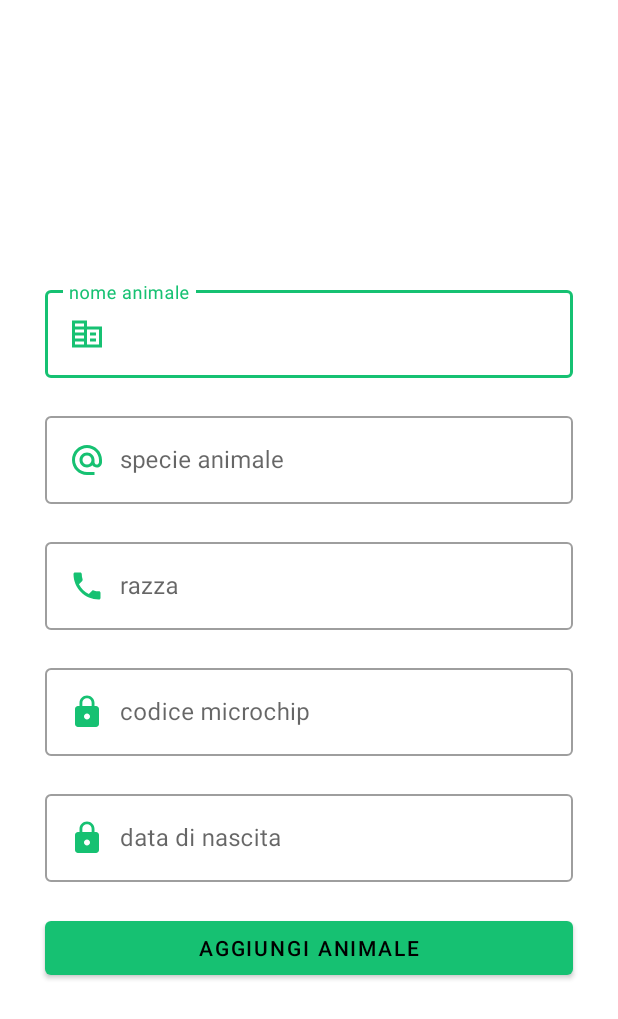
After one commit to DesperateColleagues/AnimalAPP, an Android app: the layout fragment_dialog_add_animal.xml on its own in the app's theme, with its tools: preview values and no code run, on a phone screen of 412 x 824 dp. The commit adds this screen. Shown: the top 1019 px of the screen. Run offline under Robolectric (Android 15) with nearby library versions, the phone set to English and light mode, and no system bars.

Commit message:
Implemented animal registration
-Added dialog to perform animal registration
-Added method to save the animal into Firebase

```diff
--- a/AnimalApp/app/src/main/java/it/uniba/dib/sms22235/activities/registration/fragments/AnimalGridFragment.java
+++ b/AnimalApp/app/src/main/java/it/uniba/dib/sms22235/activities/registration/fragments/AnimalGridFragment.java
@@ -60,13 +60,13 @@ public class AnimalGridFragment extends Fragment {
             mParam2 = getArguments().getString(ARG_PARAM2);
         }
 
-        ArrayList<Animal> a = new ArrayList<>();
+        /*ArrayList<Animal> a = new ArrayList<>();
         Animal a1 = new Animal("Bobby","Cane","Violenza e delusione","01001",1);
         a.add(a1);
         Animal a2 = new Animal("Paco","Cane","La pasta di ammezzzogiorno","01002",1);
         a.add(a2);
         Animal a3 = new Animal("Mira","Gatto","Coccole e cibi di lusso","01003",1);
-        a.add(a3);
+        a.add(a3);*/
 
         LinearLayoutManager lineMan = new LinearLayoutManager(getContext(),LinearLayoutManager.HORIZONTAL,false);
     }
--- a/AnimalApp/app/src/main/java/it/uniba/dib/sms22235/utils/FirebaseNamesUtils.java
+++ b/AnimalApp/app/src/main/java/it/uniba/dib/sms22235/utils/FirebaseNamesUtils.java
@@ -5,6 +5,7 @@ public class FirebaseNamesUtils {
         public static String VETERINARY = "vet";
         public static String COMMON_USER = "cus";
         public static String ORGANIZATION = "org";
+        public static String ANIMAL = "ani";
     }
 
     public static class CollectionsNames {
@@ -20,4 +21,8 @@ public class FirebaseNamesUtils {
         public static String EMAIL = "email";
         public static String USERNAME = "username";
     }
+
+    public static class AnimalFields {
+        public static String MICROCHIP_CODE = "microchipCode";
+    }
 }
--- a/AnimalApp/app/src/main/res/layout/activity_passionate_navigation.xml
+++ b/AnimalApp/app/src/main/res/layout/activity_passionate_navigation.xml
@@ -16,7 +16,7 @@
         app:layout_constraintStart_toStartOf="parent"
         app:layout_constraintTop_toTopOf="parent"
         app:layout_constraintBottom_toTopOf="@+id/nav_view"
-        app:navGraph="@navigation/mobile_navigation" />
+        app:navGraph="@navigation/mobile_passionate_navigation" />
 
     <com.google.android.material.bottomnavigation.BottomNavigationView
         android:id="@+id/nav_view"
@@ -27,7 +27,7 @@
         app:layout_constraintEnd_toEndOf="parent"
         app:layout_constraintHorizontal_bias="0.0"
         app:layout_constraintStart_toStartOf="parent"
-        app:menu="@menu/bottom_nav_menu" />
+        app:menu="@menu/bottom_nav_menu_passionate" />
 
     <com.google.android.material.floatingactionbutton.FloatingActionButton
         android:id="@+id/floatingActionButton"
--- a/AnimalApp/app/src/main/res/layout/activity_registration.xml
+++ b/AnimalApp/app/src/main/res/layout/activity_registration.xml
@@ -12,6 +12,6 @@
         android:layout_width="match_parent"
         android:layout_height="match_parent"
         app:defaultNavHost="true"
-        app:navGraph="@navigation/nav_registration" />
+        app:navGraph="@navigation/registration_navigation" />
 
 </androidx.coordinatorlayout.widget.CoordinatorLayout>
--- /dev/null
+++ b/AnimalApp/app/src/main/res/layout/fragment_dialog_add_animal.xml
@@ -0,0 +1,139 @@
+<?xml version="1.0" encoding="utf-8"?>
+<LinearLayout xmlns:android="http://schemas.android.com/apk/res/android"
+    xmlns:tools="http://schemas.android.com/tools"
+    android:layout_width="match_parent"
+    android:layout_height="wrap_content"
+    android:layout_gravity="center"
+    android:orientation="vertical">
+
+    <com.google.android.material.textfield.TextInputLayout
+        android:layout_width="match_parent"
+        android:layout_height="wrap_content"
+        android:layout_marginLeft="30dp"
+        android:layout_marginRight="30dp"
+        android:layout_marginTop="20dp"
+        android:hint="nome animale"
+        style="@style/Widget.MaterialComponents.TextInputLayout.OutlinedBox">
+
+        <EditText
+            android:id="@+id/txtInputAnimalName"
+            android:layout_width="match_parent"
+            android:layout_height="wrap_content"
+            android:autofillHints=""
+            android:drawableStart="@drawable/ic_baseline_corporate_fare_24"
+            android:drawablePadding="10dp"
+            android:ems="10"
+            android:inputType="textPersonName"
+            android:minHeight="48dp"
+            android:textColorHint="#2E7D32"
+            tools:ignore="SpeakableTextPresentCheck" />
+
+    </com.google.android.material.textfield.TextInputLayout>
+
+    <com.google.android.material.textfield.TextInputLayout
+        android:layout_width="match_parent"
+        android:layout_height="wrap_content"
+        android:layout_marginLeft="30dp"
+        android:layout_marginTop="20dp"
+        android:layout_marginRight="30dp"
+        android:hint="specie animale"
+        style="@style/Widget.MaterialComponents.TextInputLayout.OutlinedBox">
+
+        <EditText
+            android:id="@+id/txtInputAnimalSpecies"
+            android:layout_width="match_parent"
+            android:layout_height="wrap_content"
+            android:autofillHints=""
+            android:drawableStart="@drawable/ic_baseline_alternate_email_24"
+            android:drawablePadding="10dp"
+            android:ems="10"
+            android:inputType="textEmailAddress"
+            android:minHeight="48dp"
+            android:textColorHint="#2E7D32"
+            tools:ignore="SpeakableTextPresentCheck" />
+
+    </com.google.android.material.textfield.TextInputLayout>
+
+    <com.google.android.material.textfield.TextInputLayout
+        android:layout_width="match_parent"
+        android:layout_height="wrap_content"
+        android:layout_marginLeft="30dp"
+        android:layout_marginTop="20dp"
+        android:layout_marginRight="30dp"
+        android:hint="razza"
+        style="@style/Widget.MaterialComponents.TextInputLayout.OutlinedBox">
+
+        <EditText
+            android:id="@+id/txtInputRace"
+            android:layout_width="match_parent"
+            android:layout_height="wrap_content"
+            android:autofillHints=""
+            android:drawableStart="@drawable/ic_baseline_phone_24"
+            android:drawablePadding="10dp"
+            android:ems="10"
+            android:inputType="phone"
+            android:minHeight="48dp"
+            android:textColorHint="#2E7D32"
+            tools:ignore="SpeakableTextPresentCheck" />
+
+    </com.google.android.material.textfield.TextInputLayout>
+
+    <com.google.android.material.textfield.TextInputLayout
+        android:layout_width="match_parent"
+        android:layout_height="wrap_content"
+        android:layout_marginLeft="30dp"
+        android:layout_marginTop="20dp"
+        android:layout_marginRight="30dp"
+        android:hint="codice microchip"
+        style="@style/Widget.MaterialComponents.TextInputLayout.OutlinedBox">
+
+        <EditText
+            android:id="@+id/txtInputMicrochipCode"
+            android:layout_width="match_parent"
+            android:layout_height="wrap_content"
+            android:drawableStart="@drawable/ic_baseline_lock_24"
+            android:drawablePadding="10dp"
+            android:ems="10"
+            android:importantForAutofill="no"
+            android:inputType="textPassword"
+            android:minHeight="48dp"
+            android:textColorHint="#2E7D32"
+            tools:ignore="SpeakableTextPresentCheck" />
+
+    </com.google.android.material.textfield.TextInputLayout>
+
+    <com.google.android.material.textfield.TextInputLayout
+        android:layout_width="match_parent"
+        android:layout_height="wrap_content"
+        android:layout_marginLeft="30dp"
+        android:layout_marginTop="20dp"
+        android:layout_marginRight="30dp"
+        android:hint="data di nascita"
+        style="@style/Widget.MaterialComponents.TextInputLayout.OutlinedBox">
+
+        <EditText
+            android:id="@+id/txtInputBirthDate"
+            android:layout_width="match_parent"
+            android:layout_height="wrap_content"
+            android:drawableStart="@drawable/ic_baseline_lock_24"
+            android:drawablePadding="10dp"
+            android:ems="10"
+            android:importantForAutofill="no"
+            android:inputType="date"
+            android:minHeight="48dp"
+            android:textColorHint="#2E7D32"
+            tools:ignore="SpeakableTextPresentCheck" />
+
+    </com.google.android.material.textfield.TextInputLayout>
+
+    <Button
+        android:id="@+id/btnConfirmAnimalRegistration"
+        android:layout_width="match_parent"
+        android:layout_height="wrap_content"
+        android:layout_marginLeft="30dp"
+        android:layout_marginTop="20dp"
+        android:layout_marginRight="30dp"
+        android:onClick="btnRegisterAction"
+        android:text="@string/aggiungi_animale" />
+
+</LinearLayout>
--- a/AnimalApp/app/src/main/res/menu/bottom_nav_menu.xml
+++ b/AnimalApp/app/src/main/res/menu/bottom_nav_menu_passionate.xml
@@ -2,17 +2,17 @@
 <menu xmlns:android="http://schemas.android.com/apk/res/android">
 
     <item
-        android:id="@+id/navigation_home"
+        android:id="@+id/passionate_profile"
         android:icon="@drawable/ic_baseline_account_circle_24"
         android:title="@string/title_passionate_profile" />
 
     <item
-        android:id="@+id/navigation_dashboard"
+        android:id="@+id/passionate_pet_care"
         android:icon="@drawable/ic_baseline_local_hospital_24"
         android:title="@string/title_passionate_veterinary_reservation" />
 
     <item
-        android:id="@+id/navigation_notifications"
+        android:id="@+id/passionate_purchase"
         android:icon="@drawable/ic_baseline_shopping_cart_24"
         android:title="@string/title_passionate_purchases" />
 
--- /dev/null
+++ b/AnimalApp/app/src/main/res/values/ids.xml
@@ -0,0 +1,4 @@
+<?xml version="1.0" encoding="utf-8"?>
+<resources>
+    <item name="txtInputBirthDate" type="id" />
+</resources>
--- a/AnimalApp/app/src/main/res/values/strings.xml
+++ b/AnimalApp/app/src/main/res/values/strings.xml
@@ -31,4 +31,5 @@
     <!-- TODO: Remove or change this placeholder text -->
     <string name="hello_blank_fragment">Hello blank fragment</string>
     <string name="passionate_profile_cardlayout_text">Visualizza le ultime segnalazioni della community!</string>
+    <string name="aggiungi_animale">Aggiungi animale</string>
 </resources>
```
Also changed, not shown: AnimalApp/app/src/main/java/it/uniba/dib/sms22235/activities/passionate/PassionateNavigationActivity.java (+49 -10 lines), AnimalApp/app/src/main/java/it/uniba/dib/sms22235/activities/passionate/fragments/DialogAddAnimalFragment.java (added, +100 -0 lines), AnimalApp/app/src/main/java/it/uniba/dib/sms22235/entities/users/Animal.java (+11 -11 lines), AnimalApp/app/src/main/res/navigation/mobile_passionate_navigation.xml (renamed from AnimalApp/app/src/main/res/navigation/mobile_navigation.xml, +4 -4 lines), AnimalApp/app/src/main/res/navigation/registration_navigation.xml (renamed from AnimalApp/app/src/main/res/navigation/nav_registration.xml).
